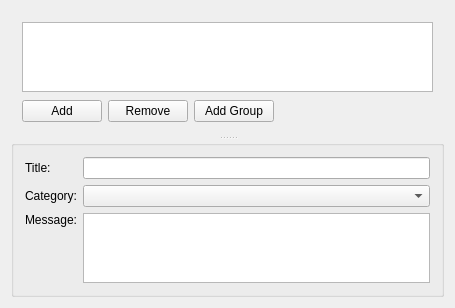
Qt form kopete/config/status/statusconfig_manager.ui (KDE/kopete) before a commit.
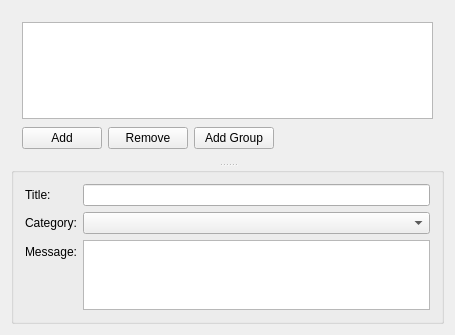
The same form after that commit. Custom widgets are drawn as their Qt base class.

Commit message: use QFormLayouts where appropriate

```diff
--- a/kopete/config/status/statusconfig_manager.ui
+++ b/kopete/config/status/statusconfig_manager.ui
@@ -7,7 +7,7 @@
     <x>0</x>
     <y>0</y>
     <width>455</width>
-    <height>287</height>
+    <height>335</height>
    </rect>
   </property>
   <layout class="QVBoxLayout" name="verticalLayout_2" >
@@ -93,20 +93,7 @@
       <property name="flat" >
        <bool>false</bool>
       </property>
-      <layout class="QGridLayout" name="gridLayout" >
-       <item row="3" column="0" >
-        <spacer>
-         <property name="orientation" >
-          <enum>Qt::Vertical</enum>
-         </property>
-         <property name="sizeHint" stdset="0" >
-          <size>
-           <width>20</width>
-           <height>20</height>
-          </size>
-         </property>
-        </spacer>
-       </item>
+      <layout class="QFormLayout" name="formLayout" >
        <item row="0" column="0" >
         <widget class="QLabel" name="label" >
          <property name="text" >
@@ -143,7 +130,7 @@
          </property>
         </widget>
        </item>
-       <item rowspan="2" row="2" column="1" >
+       <item row="2" column="1" >
         <widget class="QTextEdit" name="teStatusMessage" />
        </item>
       </layout>
```
The commit also changes 9 other files.
